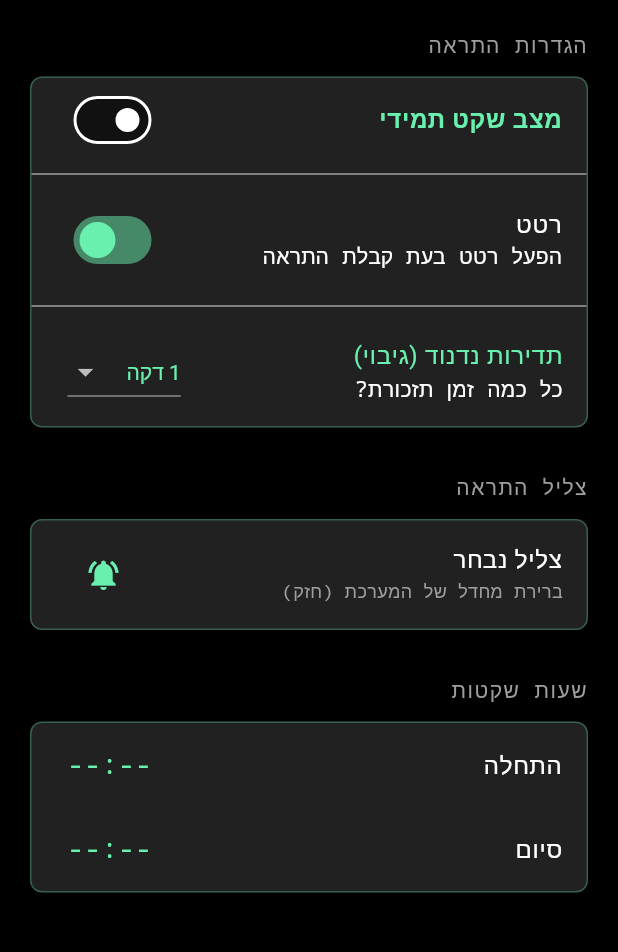
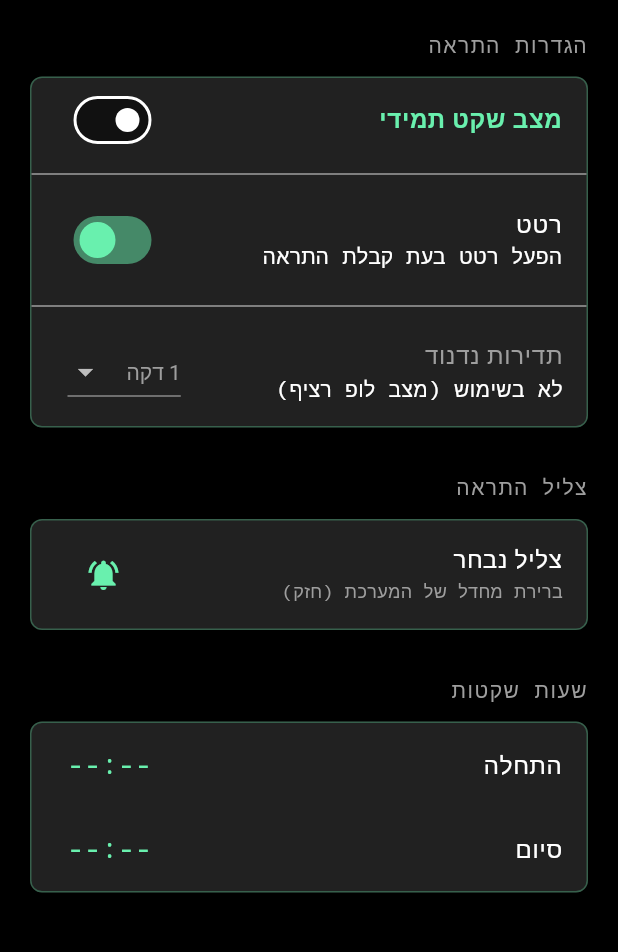
Before and after one commit to maayantallevy-lang/Beeper, a Flutter app: the screen it shows after launch, after a tap on "בדיקה", after a tap on the "settings" icon, on a phone screen of 412 x 824 dp, the part 84-1036 px from its top. Run offline on Flutter 3.47's test engine with Material 3 defaults, Android fonts, the phone set to English and light mode, and no system bars; our stand-ins replace firebase_core, firebase_messaging, flutter_local_notifications, flutter_timezone, permission_handler, shared_preferences and 1 more; accounts and stored records are empty.

Commit message:
Update main.dart

```diff
--- a/lib/main.dart
+++ b/lib/main.dart
@@ -1,7 +1,7 @@
 import 'dart:async';
 import 'dart:convert';
 import 'dart:io';
-import 'dart:typed_data';
+import 'dart:typed_data'; // חיוני עבור Int32List
 import 'package:flutter/services.dart';
 import 'package:firebase_core/firebase_core.dart';
 import 'package:firebase_messaging/firebase_messaging.dart';
@@ -23,16 +23,18 @@ import 'package:uuid/uuid.dart';
 final FlutterLocalNotificationsPlugin flutterLocalNotificationsPlugin =
     FlutterLocalNotificationsPlugin();
 
-// שיניתי את שם הערוץ כדי להכריח את אנדרואיד ליצור הגדרות סאונד חדשות
-const String baseChannelId = 'critical_alert_insistent_v1';
-const String baseChannelName = 'אזעקת חירום';
-const String channelDesc = 'התראות בלופ אינסופי עד למענה';
+// שיניתי את ה-ID כדי להבטיח יצירה מחדש של הערוץ עם ההגדרות המעודכנות
+const String baseChannelId = 'critical_alert_loop_final';
+const String baseChannelName = 'אזעקה רציפה';
+const String channelDesc = 'משמיע סאונד בלופ עד לביטול ידני';
 
 const MethodChannel platformChannel = MethodChannel('com.example.alerts/ringtone');
 
 const int immediateNotificationId = 0;
-const int nagBaseNotificationId = 1000;
-const int nagRepeatCount = 5;
+
+// FLAG_INSISTENT = 4
+// זהו הדגל הקריטי שגורם לאנדרואיד לחזור על הסאונד שוב ושוב
+const int androidInsistentFlag = 4;
 
 // -----------------------------------------------------------------------------
 // LOGGING SYSTEM
@@ -76,7 +78,7 @@ Future<void> _firebaseMessagingBackgroundHandler(RemoteMessage message) async {
   await Firebase.initializeApp();
   await AppLogger.log("BG_MSG", "Received: ${message.messageId}");
 
-  await _triggerNaggingLogic(
+  await _triggerInfiniteLoopLogic(
     message.data['title'] ?? message.notification?.title ?? "הודעת ביפר",
     message.data['body'] ?? message.notification?.body ?? "התקבלה הודעה חדשה",
     shouldSaveHistory: true
@@ -110,12 +112,12 @@ Future<void> _configureLocalTimeZone() async {
 }
 
 // -----------------------------------------------------------------------------
-// NAGGING LOGIC (THE ENGINE) - INSISTENT MODE
+// INFINITE LOOP LOGIC (NO NAGGING, JUST ONE STRONG ALERT)
 // -----------------------------------------------------------------------------
 
-Future<void> _triggerNaggingLogic(String title, String body, {required bool shouldSaveHistory}) async {
+Future<void> _triggerInfiniteLoopLogic(String title, String body, {required bool shouldSaveHistory}) async {
   await _configureLocalTimeZone();
-  await AppLogger.log("ALERT", "Starting logic: $title (Save=$shouldSaveHistory)");
+  await AppLogger.log("ALERT", "Starting INFINITE LOOP: $title");
 
   final prefs = await SharedPreferences.getInstance();
   await prefs.reload();
@@ -135,19 +137,18 @@ Future<void> _triggerNaggingLogic(String title, String body, {required bool shou
     await prefs.setStringList('beeper_history', history);
   }
 
-  // 2. טעינת הגדרות
+  // 2. טעינת הגדרות (התעלמות מתדירות נדנוד כי אין יותר נדנוד)
   bool isQuietTime = _checkQuietHours(prefs);
   bool isGlobalSilent = prefs.getBool('is_global_silent') ?? false;
   bool isVibrationEnabled = prefs.getBool('is_vibration_enabled') ?? true;
-  int frequencySeconds = prefs.getInt('nag_frequency_seconds') ?? 60;
   String? customSoundUri = prefs.getString('custom_sound_uri');
 
   AndroidNotificationDetails androidDetails;
 
   if (isQuietTime || isGlobalSilent) {
-    // במצב שקט - אין סאונד
+    // מצב שקט: התראה רגילה ללא סאונד וללא לופ
     androidDetails = AndroidNotificationDetails(
-      'silent_channel_v1',
+      'silent_channel_loop_v1',
       'התראות שקטות',
       importance: Importance.high,
       priority: Priority.high,
@@ -158,7 +159,6 @@ Future<void> _triggerNaggingLogic(String title, String body, {required bool shou
     String currentChannelId = baseChannelId;
     AndroidNotificationSound? soundObj;
 
-    // אם אין סאונד מותאם אישית, נשתמש בסאונד ברירת מחדל של *שעון מעורר* (חזק יותר)
     if (customSoundUri != null && customSoundUri.isNotEmpty) {
       currentChannelId = "${baseChannelId}_${customSoundUri.hashCode}";
       soundObj = UriAndroidNotificationSound(customSoundUri);
@@ -168,7 +168,7 @@ Future<void> _triggerNaggingLogic(String title, String body, {required bool shou
         .resolvePlatformSpecificImplementation<AndroidFlutterLocalNotificationsPlugin>();
 
     try {
-      // מחיקת הערוץ הישן כדי להבטיח שהגדרות הסאונד יתפסו
+      // מחיקת ערוץ ישן כדי לוודא שהגדרות האודיו (Alarm) יתפסו
       await androidPlugin?.deleteNotificationChannel(currentChannelId);
 
       await androidPlugin?.createNotificationChannel(
@@ -176,11 +176,11 @@ Future<void> _triggerNaggingLogic(String title, String body, {required bool shou
           currentChannelId,
           baseChannelName,
           description: channelDesc,
-          importance: Importance.max, // מקסימלי
+          importance: Importance.max,
           playSound: true,
           sound: soundObj,
           enableVibration: isVibrationEnabled,
-          // שינוי קריטי: שימוש בערוץ אודיו של אזעקה, לא של התראות
+          // חיוני: שימוש בערוץ Alarm עוקף מצבי "נא לא להפריע" סטנדרטיים
           audioAttributesUsage: AudioAttributesUsage.alarm,
         )
       );
@@ -188,87 +188,60 @@ Future<void> _triggerNaggingLogic(String title, String body, {required bool shou
       await AppLogger.log("ERR_CHAN", "Channel create: $e");
     }
 
-    // הגדרות "אלימות" להתראה
+    // הגדרת ההתראה ה"עקשנית"
     androidDetails = AndroidNotificationDetails(
       currentChannelId,
       baseChannelName,
       channelDescription: channelDesc,
       importance: Importance.max,
       priority: Priority.max,
-      fullScreenIntent: true,
+      fullScreenIntent: true, // קופץ למסך מלא אם המכשיר נעול
+      category: AndroidNotificationCategory.call, // מדמה שיחה נכנסת
 
-      // שינוי 1: קטגוריית "שיחה" גורמת לאנדרואיד להתייחס לזה בדחיפות עליונה
-      category: AndroidNotificationCategory.call,
+      // --- מנגנון הלופ ---
+      // שימוש ב-FLAG_INSISTENT (4) דרך additionalFlags
+      // זה גורם לאודיו לחזור על עצמו ללא הפסקה
+      additionalFlags: Int32List.fromList(<int>[androidInsistentFlag]),
 
-      // שינוי 2: המפתח להצלחה - הסאונד יחזור על עצמו בלופ עד שהמשתמש יגיב
-      insistent: true,
-
-      // שינוי 3: ההתראה לא נמחקת בגרירה
-      ongoing: true,
-      autoCancel: false,
+      // מניעת ביטול בטעות
+      ongoing: true,      // לא ניתן למחיקה בגרירה (Swipe)
+      autoCancel: false,  // לא נמחק בלחיצה רגילה
 
       visibility: NotificationVisibility.public,
       audioAttributesUsage: AudioAttributesUsage.alarm,
       playSound: true,
       sound: soundObj,
       enableVibration: isVibrationEnabled,
-      // דפוס רטט אגרסיבי יותר (ארוך-קצר-ארוך)
+      // רטט אגרסיבי: 2 שניות רטט, חצי שניה הפסקה
       vibrationPattern: isVibrationEnabled
-          ? Int64List.fromList([0, 2000, 500, 2000, 500, 2000])
+          ? Int64List.fromList([0, 2000, 500, 2000, 500, 2000, 500, 2000])
           : null,
 
-      // דגל נוסף שעוזר לעקוף מצבי חיסכון סוללה
       actions: <AndroidNotificationAction>[
-        const AndroidNotificationAction('stop_action', 'עצור צפצוף',
-            showsUserInterface: true, cancelNotification: true),
+        const AndroidNotificationAction(
+          'stop_action',
+          'עצור אזעקה', // טקסט ברור לפעולה
+          showsUserInterface: true,
+          cancelNotification: true // לחיצה כאן תעצור את הלופ
+        ),
       ],
     );
   }
 
-  // 4. התראה מיידית (ID 0)
+  // 3. הצגת ההתראה (אין יותר תזמון עתידי, רק זה)
   try {
+    // אנו מבטלים התראות קודמות כדי למנוע התנגשות סאונד
+    await flutterLocalNotificationsPlugin.cancelAll();
+
     await flutterLocalNotificationsPlugin.show(
       immediateNotificationId,
       title,
       body,
       NotificationDetails(android: androidDetails),
     );
-    await AppLogger.log("SHOW", "Immediate INSISTENT notification shown");
+    await AppLogger.log("SHOW", "Infinite Loop Notification Started (Insistent)");
   } catch (e) {
-    await AppLogger.log("ERR_SHOW", "Show immediate: $e");
-  }
-
-  // 5. תזמון חזרות (גיבוי למקרה שהמשתמש השתיק את הלופ עם כפתור הווליום)
-  if (!isQuietTime && !isGlobalSilent) {
-    try {
-      for (int i = 1; i <= nagRepeatCount; i++) {
-        await flutterLocalNotificationsPlugin.cancel(nagBaseNotificationId + i);
-      }
-
-      final now = tz.TZDateTime.now(tz.local);
-
-      for (int i = 1; i <= nagRepeatCount; i++) {
-        final scheduledTime = now.add(Duration(seconds: i * frequencySeconds));
-        final int uniqueId = nagBaseNotificationId + i;
-
-        await flutterLocalNotificationsPlugin.zonedSchedule(
-          uniqueId,
-          "$title (חזרה $i)",
-          "התראה לא נקראה! $body",
-          scheduledTime,
-          NotificationDetails(android: androidDetails),
-
-          // חזרה לשימוש ב-AlarmClock - הדרך היחידה להעיר את המסך בוודאות
-          androidScheduleMode: AndroidScheduleMode.alarmClock,
-
-          uiLocalNotificationDateInterpretation:
-              UILocalNotificationDateInterpretation.absoluteTime,
-        );
-      }
-      await AppLogger.log("SCHED", "Scheduled backup alarms in AlarmClock mode");
-    } catch (e) {
-      await AppLogger.log("ERR_SCHED", "Schedule failed: $e");
-    }
+    await AppLogger.log("ERR_SHOW", "Show failed: $e");
   }
 }
 
@@ -350,11 +323,9 @@ class _InitScreenState extends State<InitScreen> {
       await flutterLocalNotificationsPlugin.initialize(
         const InitializationSettings(android: androidSettings),
         onDidReceiveNotificationResponse: (details) {
-            AppLogger.log("UI", "User tapped notification");
-            // אם המשתמש לחץ על כפתור "עצור" בנוטיפיקציה
-            if (details.actionId == 'stop_action') {
-               flutterLocalNotificationsPlugin.cancelAll();
-            }
+            AppLogger.log("UI", "User tapped notification / action");
+            // בין אם לחצו על ההתראה או על הכפתור - עוצרים את הרעש
+            flutterLocalNotificationsPlugin.cancelAll();
         }
       );
 
@@ -391,10 +362,9 @@ class _InitScreenState extends State<InitScreen> {
               AndroidFlutterLocalNotificationsPlugin>();
 
       await androidPlugin?.requestNotificationsPermission();
+      // אנו עדיין משאירים את ההרשאות האלו ליתר ביטחון, אך הן פחות קריטיות ללופ הרציף
       await androidPlugin?.requestExactAlarmsPermission();
     }
-
-    await Permission.scheduleExactAlarm.request();
   }
 
   @override
@@ -432,7 +402,7 @@ class _BeeperScreenState extends State<BeeperScreen> with WidgetsBindingObserver
 
     FirebaseMessaging.onMessage.listen((msg) {
       AppLogger.log("FG_MSG", "Msg received in foreground");
-      _triggerNaggingLogic(
+      _triggerInfiniteLoopLogic(
         msg.data['title'] ?? msg.notification?.title ?? "הודעה",
         msg.data['body'] ?? msg.notification?.body ?? "תוכן הודעה",
         shouldSaveHistory: true
@@ -473,7 +443,6 @@ class _BeeperScreenState extends State<BeeperScreen> with WidgetsBindingObserver
   }
 
   Future<void> _stopBeeper() async {
-    // הפונקציה הזו מבטלת הכל ועוצרת את הלופ האינסופי
     await flutterLocalNotificationsPlugin.cancelAll();
     AppLogger.log("ACTION", "User stopped beeper (CancelAll)");
 
@@ -498,9 +467,9 @@ class _BeeperScreenState extends State<BeeperScreen> with WidgetsBindingObserver
     ScaffoldMessenger.of(context).showSnackBar(
       const SnackBar(content: Text("מבצע בדיקה..."), duration: Duration(seconds: 1))
     );
-    await _triggerNaggingLogic(
+    await _triggerInfiniteLoopLogic(
       "בדיקה עצמית",
-      "בדיקת צפצוף רציף (Insistent Mode)",
+      "בדיקת אזעקה רציפה (לופ אינסופי)",
       shouldSaveHistory: true
     );
     _loadMessages();
@@ -703,6 +672,7 @@ class _PermissionsDialogState extends State<PermissionsDialog> {
 
   Future<void> _check() async {
     final n = await Permission.notification.status;
+    // עדיין בודקים את ההרשאה ליתר ביטחון, למרות שאינה קריטית ללופ ללא תזמון
     final a = await Permission.scheduleExactAlarm.status;
     final b = await Permission.ignoreBatteryOptimizations.status;
 
@@ -736,7 +706,7 @@ class _PermissionsDialogState extends State<PermissionsDialog> {
           crossAxisAlignment: CrossAxisAlignment.start,
           children: [
             _buildRow("התראות", Permission.notification),
-            _buildRow("תזמון מדויק (חובה)", Permission.scheduleExactAlarm),
+            _buildRow("תזמון מדויק (מומלץ)", Permission.scheduleExactAlarm),
             _buildRow("החרגת סוללה", Permission.ignoreBatteryOptimizations),
 
             const SizedBox(height: 15),
@@ -973,20 +943,21 @@ class _SettingsPageState extends State<SettingsPage> {
                   activeColor: Colors.greenAccent,
                 ),
                 const Divider(color: Colors.grey),
+                // שמרתי את ההגדרה בתצוגה אך היא לא עושה כלום כרגע כי אין תזמון
                 ListTile(
-                  title: const Text("תדירות נדנוד (גיבוי)", style: TextStyle(color: Colors.greenAccent)),
-                  subtitle: const Text("כל כמה זמן תזכורת?"),
+                  title: const Text("תדירות נדנוד", style: TextStyle(color: Colors.grey)), // צבע אפור כי לא פעיל
+                  subtitle: const Text("לא בשימוש (מצב לופ רציף)"),
                   trailing: DropdownButton<int>(
                     value: _frequencySeconds,
                     dropdownColor: Colors.grey[900],
-                    style: const TextStyle(color: Colors.greenAccent),
+                    style: const TextStyle(color: Colors.grey),
                     items: const [
                       DropdownMenuItem(value: 30, child: Text("30 שניות")),
                       DropdownMenuItem(value: 60, child: Text("1 דקה")),
                       DropdownMenuItem(value: 120, child: Text("2 דקות")),
                       DropdownMenuItem(value: 300, child: Text("5 דקות")),
                     ],
-                    onChanged: _setFrequency,
+                    onChanged: _setFrequency, // משאיר את הפונקציונליות כדי לא לשבור קוד, אבל זה לא ישפיע
                   ),
                 ),
               ],
```
